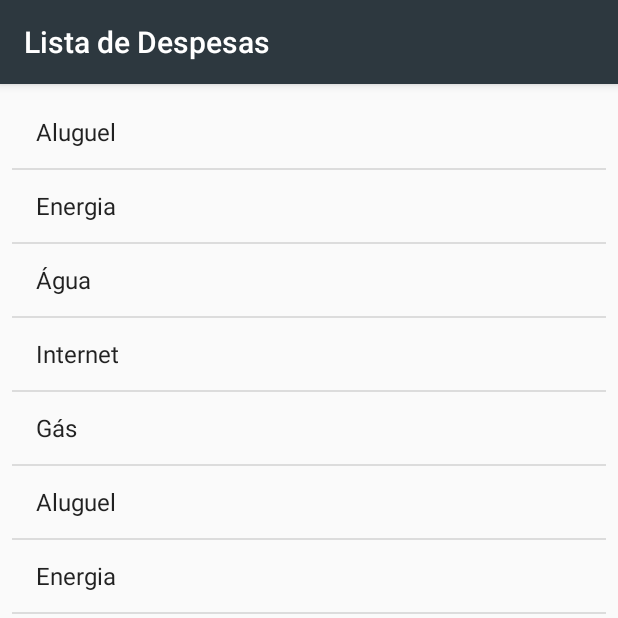
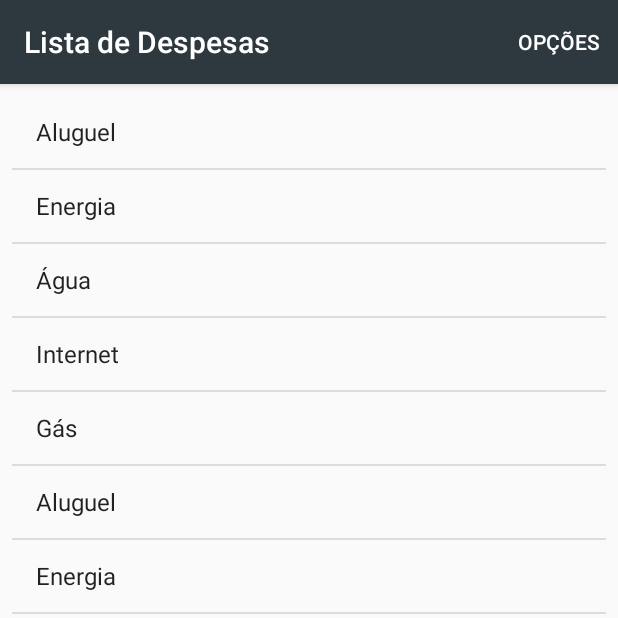
Before and after one commit to robsonsilv4/meu-contador, an Android app: the MainActivity screen opened directly, with no data from a screen before it, on a phone screen of 412 x 824 dp, the top half of it. Run offline under Robolectric (Android 15) with nearby library versions, the phone set to English and light mode, and no system bars.

Commit message:
Criado menu de opções

```diff
--- a/app/src/main/java/com/robson/meucontador/ListUsersActivity.java
+++ b/app/src/main/java/com/robson/meucontador/ListUsersActivity.java
@@ -34,7 +34,7 @@ public class ListUsersActivity extends AppCompatActivity {
 
         users = dao.findAll();
 
-        ArrayAdapter<User> adapter = new ArrayAdapter<User>(this, android.R.layout.simple_list_item_1);
+        ArrayAdapter<User> adapter = new ArrayAdapter<User>(this, android.R.layout.simple_list_item_1, users);
         listView.setAdapter(adapter);
     }
 }
--- a/app/src/main/java/com/robson/meucontador/SignUpActivity.java
+++ b/app/src/main/java/com/robson/meucontador/SignUpActivity.java
@@ -45,7 +45,7 @@ public class SignUpActivity extends AppCompatActivity {
         user.setPassword(password1.getText().toString());
 
         dao.insert(user);
-        startActivity(new Intent(getApplicationContext(), SignUpActivity.class));
+        startActivity(new Intent(getApplicationContext(), LoginActivity.class));
 
         Toast.makeText(this, "Usuário criado com sucesso!", Toast.LENGTH_SHORT).show();
     }
--- /dev/null
+++ b/app/src/main/res/menu/options_menu.xml
@@ -0,0 +1,49 @@
+<?xml version="1.0" encoding="utf-8"?>
+<menu xmlns:android="http://schemas.android.com/apk/res/android"
+    xmlns:app="http://schemas.android.com/apk/res-auto">
+    <item
+        android:id="@+id/options_option"
+        android:title="Opções"
+        app:showAsAction="ifRoom">
+
+        <menu>
+            <item
+                android:id="@+id/bills_option"
+                android:title="Despesas"
+                app:showAsAction="ifRoom">
+                <menu>
+                    <item
+                        android:id="@+id/add_bill_option"
+                        android:title="Adicionar Despesa"
+                        app:showAsAction="ifRoom" />
+
+                    <item
+                        android:id="@+id/list_bills_option"
+                        android:title="Listar Despesas"
+                        app:showAsAction="ifRoom" />
+
+                </menu>
+            </item>
+
+            <item
+                android:id="@+id/users_option"
+                android:title="Usuários"
+                app:showAsAction="ifRoom">
+                <menu>
+                    <item
+                        android:id="@+id/add_user_option"
+                        android:title="Adicionar Usuário"
+                        app:showAsAction="ifRoom" />
+
+                    <item
+                        android:id="@+id/list_users_option"
+                        android:title="Listar Usuários"
+                        app:showAsAction="ifRoom" />
+
+                </menu>
+            </item>
+        </menu>
+
+    </item>
+
+</menu>
```
Also changed, not shown: app/src/main/java/com/robson/meucontador/MainActivity.java (+50 -0 lines).
